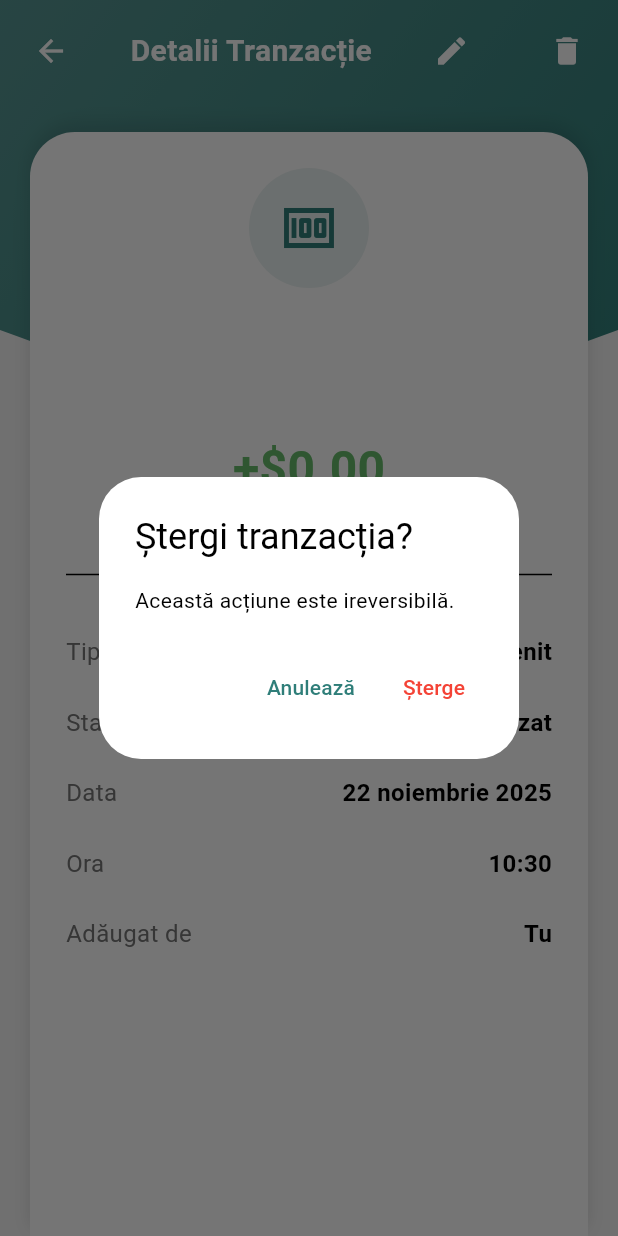
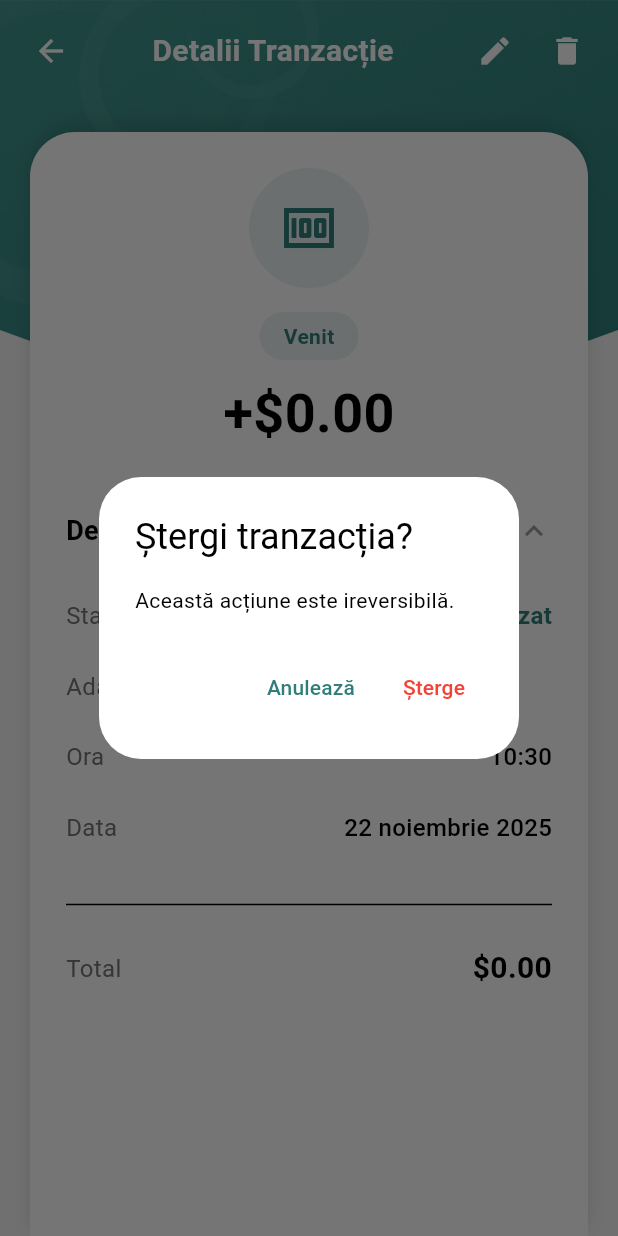
Before and after one commit to danibanu98/expense_tracker_flutter, a Flutter app: the TransactionDetailsPage screen opened directly with empty values, after a tap on the "delete" icon, on a phone screen of 412 x 824 dp. Run offline on Flutter 3.47's test engine with Material 3 defaults, Android fonts, the light colour scheme and no system bars; our stand-ins replace cloud_firestore, firebase_auth, firebase_core, fl_chart, sentry_flutter, shared_preferences; accounts and stored records are empty.

Commit message:
aproape final

```diff
--- a/lib/ui/transaction_details_page.dart
+++ b/lib/ui/transaction_details_page.dart
@@ -2,11 +2,10 @@ import 'package:cloud_firestore/cloud_firestore.dart';
 import 'package:expense_tracker_nou/providers/settings_provider.dart';
 import 'package:expense_tracker_nou/services/firestore_service.dart';
 import 'package:expense_tracker_nou/theme/theme.dart';
-import 'package:firebase_auth/firebase_auth.dart';
+import 'package:expense_tracker_nou/ui/add_transaction_sheet.dart';
 import 'package:flutter/material.dart';
 import 'package:intl/intl.dart';
 import 'package:provider/provider.dart';
-import 'package:expense_tracker_nou/ui/add_transaction_sheet.dart';
 
 class TransactionDetailsPage extends StatelessWidget {
   final Map<String, dynamic> data;
@@ -18,19 +17,32 @@ class TransactionDetailsPage extends StatelessWidget {
     required this.transactionId,
   });
 
-  // --- FUNCȚIE CORECTATĂ PENTRU ICONIȚE MARI ---
+  // --- FUNCȚIE PENTRU A OBȚINE NUMELE UTILIZATORULUI DIN DB ---
+  Future<String> _getUserName(String uid) async {
+    try {
+      DocumentSnapshot userDoc = await FirebaseFirestore.instance
+          .collection('users')
+          .doc(uid)
+          .get();
+      if (userDoc.exists) {
+        return userDoc.get('name') ?? 'Necunoscut';
+      }
+      return 'Necunoscut';
+    } catch (e) {
+      return 'Eroare';
+    }
+  }
+
+  // --- FUNCȚIE PENTRU ICONIȚE MARI (BRANDURI) ---
   Widget _buildBigTransactionIcon(Map<String, dynamic> data, bool isExpense) {
     String description = (data['description'] ?? '').toLowerCase();
     String category = data['category'] ?? 'Altul';
-
-    // Mărimea mare pentru pagina de detalii
     double imageSize = 50;
 
-    // Logica pentru Brand-uri (folosim imageSize = 50)
     if (description.contains('netflix')) {
       return CircleAvatar(
         radius: 40,
-        backgroundColor: Colors.black, // Netflix are fundal negru de obicei
+        backgroundColor: Colors.white, // Netflix are fundal negru de obicei
         child: Image.asset(
           'assets/images/netflix.png',
           width: imageSize,
@@ -41,20 +53,9 @@ class TransactionDetailsPage extends StatelessWidget {
     if (description.contains('asigurare ale')) {
       return CircleAvatar(
         radius: 40,
-        backgroundColor: Colors.black, // Netflix are fundal negru de obicei
+        backgroundColor: Colors.white, // Netflix are fundal negru de obicei
         child: Image.asset(
           'assets/images/nn.png',
-          width: imageSize,
-          height: imageSize,
-        ),
-      );
-    }
-    if (description.contains('youtube')) {
-      return CircleAvatar(
-        radius: 40,
-        backgroundColor: Colors.white,
-        child: Image.asset(
-          'assets/images/youtube.png',
           width: imageSize,
           height: imageSize,
         ),
@@ -137,19 +138,7 @@ class TransactionDetailsPage extends StatelessWidget {
         ),
       );
     }
-    if (description.contains('upwork')) {
-      return CircleAvatar(
-        radius: 40,
-        backgroundColor: Colors.green[50],
-        child: Image.asset(
-          'assets/images/upwork.png',
-          width: imageSize,
-          height: imageSize,
-        ),
-      );
-    }
-
-    // Logica Generic (dacă nu e brand)
+    // Logica Generic
     return CircleAvatar(
       radius: 40,
       backgroundColor: isExpense
@@ -157,9 +146,17 @@ class TransactionDetailsPage extends StatelessWidget {
           : const Color(0xff2f7e79).withOpacity(0.1),
       child: Icon(
         _getIconForCategory(category),
-        size: 40, // Iconiță mare
+        size: 40,
         color: isExpense ? Colors.red[400] : const Color(0xff2f7e79),
       ),
+    );
+  }
+
+  Widget _buildBrandAvatar(String assetPath, Color bgColor, double size) {
+    return CircleAvatar(
+      radius: 40,
+      backgroundColor: bgColor,
+      child: Image.asset(assetPath, width: size, height: size),
     );
   }
 
@@ -201,23 +198,20 @@ class TransactionDetailsPage extends StatelessWidget {
     DateTime date = timestamp.toDate();
     String formattedDate = DateFormat('d MMMM yyyy', 'ro').format(date);
     String formattedTime = DateFormat('HH:mm').format(date);
-
     String ownerUid = data['uid'] ?? '';
-    String currentUserUid = FirebaseAuth.instance.currentUser?.uid ?? '';
-    bool isMe = ownerUid == currentUserUid;
 
     return Scaffold(
       body: Stack(
         children: [
+          // --- 1. FUNDALUL VERDE ---
           ClipPath(
             clipper: _TopCurveClipper(),
             child: Container(
               height: 300,
               decoration: BoxDecoration(
-                gradient: LinearGradient(
-                  colors: [accentGreen.withOpacity(0.8), accentGreen],
-                  begin: Alignment.topLeft,
-                  end: Alignment.bottomRight,
+                image: DecorationImage(
+                  image: AssetImage('assets/images/fundal.png'),
+                  fit: BoxFit.cover,
                 ),
               ),
             ),
@@ -226,6 +220,7 @@ class TransactionDetailsPage extends StatelessWidget {
           SafeArea(
             child: Column(
               children: [
+                // --- 2. ANTET ---
                 Padding(
                   padding: const EdgeInsets.symmetric(
                     horizontal: 10,
@@ -246,33 +241,24 @@ class TransactionDetailsPage extends StatelessWidget {
                           color: Colors.white,
                         ),
                       ),
-                      // --- GRUP DE BUTOANE (NOU) ---
+                      // --- GRUP DE BUTOANE (EDIT & DELETE) ---
                       Row(
                         children: [
-                          // BUTONUL EDITARE
                           IconButton(
                             icon: Icon(Icons.edit, color: Colors.white),
                             onPressed: () async {
-                              // Navighează la pagina de editare și așteaptă rezultatul
                               final result = await Navigator.push(
                                 context,
                                 MaterialPageRoute(
                                   builder: (context) => AddTransactionSheet(
-                                    transactionId:
-                                        transactionId, // Trimite ID-ul
-                                    transactionData: data, // Trimite datele
+                                    transactionId: transactionId,
+                                    transactionData: data,
                                   ),
                                 ),
                               );
-
-                              // Dacă s-a editat cu succes, închide și pagina de detalii
-                              // (ca să se întoarcă la Home și să vadă modificările)
-                              if (result == true && context.mounted) {
+                              if (result == true && context.mounted)
                                 Navigator.of(context).pop();
-                              }
                             },
-                          ),
-                        ],
                           ),
                           IconButton(
                             icon: Icon(Icons.delete, color: Colors.white),
@@ -309,10 +295,13 @@ class TransactionDetailsPage extends StatelessWidget {
                           ),
                         ],
                       ),
+                    ],
+                  ),
                 ),
 
                 SizedBox(height: 20),
 
+                // --- 3. CARDUL PRINCIPAL ---
                 Expanded(
                   child: Container(
                     width: double.infinity,
@@ -335,49 +324,146 @@ class TransactionDetailsPage extends StatelessWidget {
                       padding: EdgeInsets.all(24),
                       child: Column(
                         children: [
-                          // --- APELĂM FUNCȚIA CORECTĂ ---
+                          // A. Iconița Mare
                           _buildBigTransactionIcon(data, isExpense),
-                          // ------------------------------
                           SizedBox(height: 16),
 
-                          Text(
-                            category,
-                            style: TextStyle(fontSize: 16, color: Colors.grey),
+                          // B. Pilula cu Tipul (Venit/Cheltuială)
+                          Container(
+                            padding: EdgeInsets.symmetric(
+                              horizontal: 16,
+                              vertical: 6,
                             ),
-                          SizedBox(height: 8),
-                          Text(
-                            description,
+                            decoration: BoxDecoration(
+                              color: isExpense
+                                  ? Colors.red.withOpacity(0.1)
+                                  : const Color(0xff2f7e79).withOpacity(0.1),
+                              borderRadius: BorderRadius.circular(20),
+                            ),
+                            child: Text(
+                              isExpense ? 'Cheltuială' : 'Venit',
                               style: TextStyle(
-                              fontSize: 24,
+                                color: isExpense
+                                    ? Colors.red[400]
+                                    : const Color(0xff2f7e79),
                                 fontWeight: FontWeight.bold,
                               ),
-                            textAlign: TextAlign.center,
                             ),
-                          SizedBox(height: 16),
+                          ),
+                          SizedBox(height: 10),
 
+                          // C. Suma Mare
                           Text(
                             '${isExpense ? '-' : '+'}${settings.currencySymbol}${amount.toStringAsFixed(2)}',
                             style: TextStyle(
-                              fontSize: 32,
+                              fontSize: 36,
                               fontWeight: FontWeight.bold,
-                              color: isExpense
-                                  ? Colors.red[400]
-                                  : Colors.green[400],
+                              color: Theme.of(
+                                context,
+                              ).textTheme.bodyLarge?.color,
                             ),
                           ),
 
                           SizedBox(height: 40),
+
+                          // D. Header "Transaction details"
+                          Row(
+                            mainAxisAlignment: MainAxisAlignment.spaceBetween,
+                            children: [
+                              Text(
+                                'Detalii Tranzacție',
+                                style: TextStyle(
+                                  fontSize: 18,
+                                  fontWeight: FontWeight.bold,
+                                ),
+                              ),
+                              Icon(Icons.keyboard_arrow_up, color: Colors.grey),
+                            ],
+                          ),
+                          SizedBox(height: 20),
+
+                          // E. Lista de Detalii
+                          _buildDetailRow(
+                            context,
+                            'Status',
+                            'Finalizat',
+                            textColor: isExpense
+                                ? Colors.red
+                                : const Color(0xff2f7e79),
+                            isBold: true,
+                          ),
+
+                          // --- AICI E SCHIMBAREA: Numele Real ---
+                          Padding(
+                            padding: const EdgeInsets.symmetric(vertical: 12.0),
+                            child: Row(
+                              mainAxisAlignment: MainAxisAlignment.spaceBetween,
+                              children: [
+                                Text(
+                                  'Adăugat de',
+                                  style: TextStyle(
+                                    fontSize: 16,
+                                    color: Colors.grey[600],
+                                  ),
+                                ),
+                                FutureBuilder<String>(
+                                  future: _getUserName(
+                                    ownerUid,
+                                  ), // Căutăm numele în DB
+                                  builder: (context, snapshot) {
+                                    if (snapshot.connectionState ==
+                                        ConnectionState.waiting) {
+                                      return SizedBox(
+                                        width: 15,
+                                        height: 15,
+                                        child: CircularProgressIndicator(
+                                          strokeWidth: 2,
+                                        ),
+                                      );
+                                    }
+                                    return Text(
+                                      snapshot.data ??
+                                          '...', // Afișăm numele real
+                                      style: TextStyle(
+                                        fontSize: 16,
+                                        fontWeight: FontWeight.bold,
+                                      ),
+                                    );
+                                  },
+                                ),
+                              ],
+                            ),
+                          ),
+
+                          // --------------------------------------
+                          _buildDetailRow(context, 'Ora', formattedTime),
+                          _buildDetailRow(context, 'Data', formattedDate),
+
+                          SizedBox(height: 20),
                           Divider(),
                           SizedBox(height: 20),
 
-                          _buildDetailRow(
-                            'Tip',
-                            isExpense ? 'Cheltuială' : 'Venit',
+                          // F. Total Footer
+                          Row(
+                            mainAxisAlignment: MainAxisAlignment.spaceBetween,
+                            children: [
+                              Text(
+                                'Total',
+                                style: TextStyle(
+                                  fontSize: 16,
+                                  color: Colors.grey[600],
                                 ),
-                          _buildDetailRow('Status', 'Finalizat'),
-                          _buildDetailRow('Data', formattedDate),
-                          _buildDetailRow('Ora', formattedTime),
-                          _buildDetailRow('Adăugat de', isMe ? 'Tu' : 'Soția'),
+                              ),
+                              Text(
+                                '${settings.currencySymbol}${amount.toStringAsFixed(2)}',
+                                style: TextStyle(
+                                  fontSize: 20,
+                                  fontWeight: FontWeight.bold,
+                                ),
+                              ),
+                            ],
+                          ),
+                          SizedBox(height: 30),
                         ],
                       ),
                     ),
@@ -391,7 +477,13 @@ class TransactionDetailsPage extends StatelessWidget {
     );
   }
 
-  Widget _buildDetailRow(String label, String value) {
+  Widget _buildDetailRow(
+    BuildContext context,
+    String label,
+    String value, {
+    Color? textColor,
+    bool isBold = false,
+  }) {
     return Padding(
       padding: const EdgeInsets.symmetric(vertical: 12.0),
       child: Row(
@@ -400,7 +492,11 @@ class TransactionDetailsPage extends StatelessWidget {
           Text(label, style: TextStyle(fontSize: 16, color: Colors.grey[600])),
           Text(
             value,
-            style: TextStyle(fontSize: 16, fontWeight: FontWeight.bold),
+            style: TextStyle(
+              fontSize: 16,
+              fontWeight: isBold ? FontWeight.bold : FontWeight.w500,
+              color: textColor ?? Theme.of(context).textTheme.bodyLarge?.color,
+            ),
           ),
         ],
       ),
```
Also changed, not shown: lib/ui/wallet_page.dart (+72 -88 lines). Lines whose indentation alone changed are shown as unchanged.
